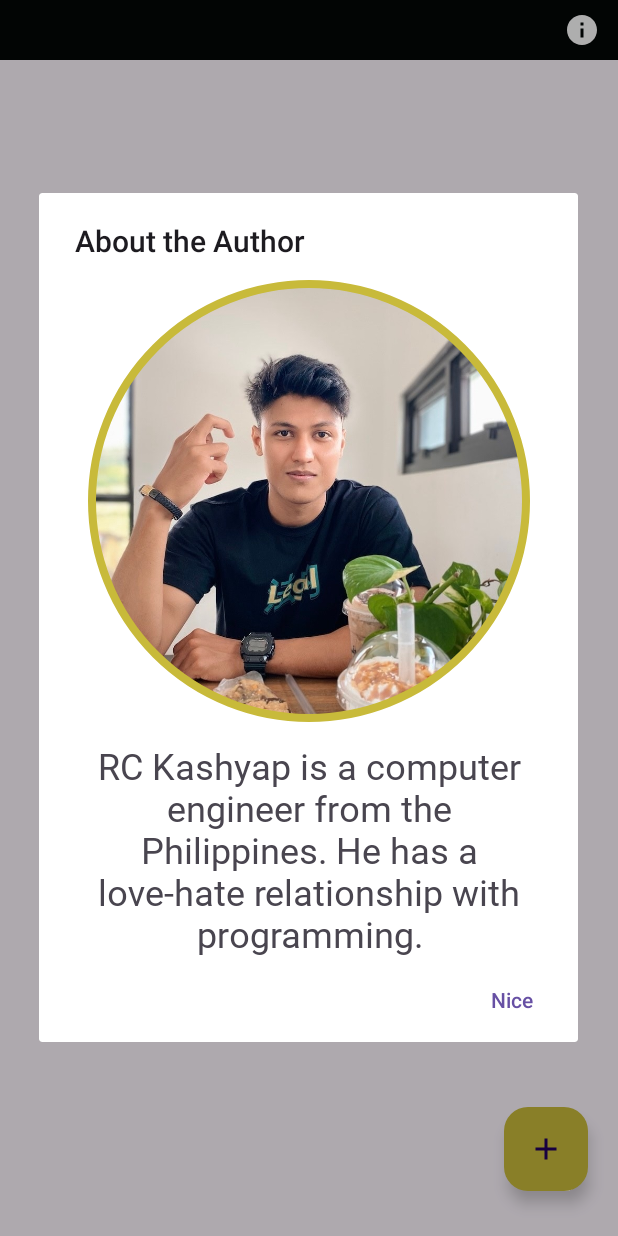
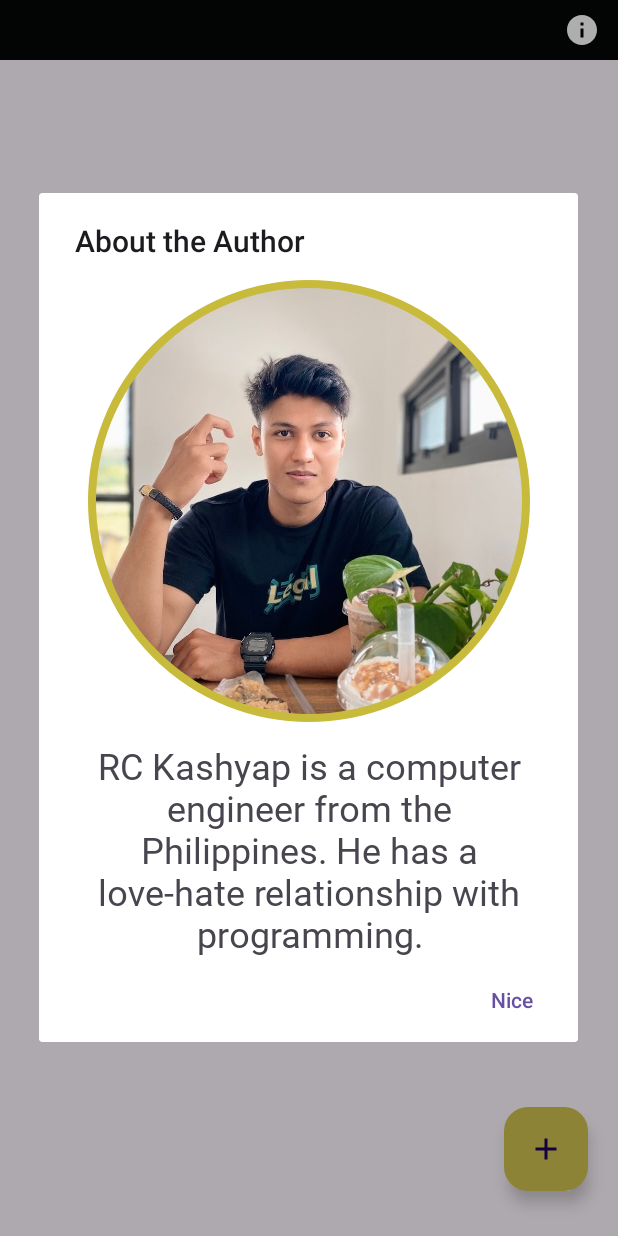
Before and after one commit to rckash/KeepersInventory, an Android app: the screen it shows after launch (MainActivity), after a tap on "About", on a phone screen of 412 x 824 dp. Run offline under Robolectric (Android 15) with nearby library versions, the light colour scheme and no system bars.

Commit message:
changed FAB color

```diff
--- a/app/src/main/res/drawable/baseline_add_24.xml
+++ b/app/src/main/res/drawable/baseline_add_24.xml
@@ -1,4 +1,4 @@
-<vector android:height="24dp" android:tint="#030706"
+<vector android:height="24dp" android:tint="@color/colorPrimary"
     android:viewportHeight="24" android:viewportWidth="24"
     android:width="24dp" xmlns:android="http://schemas.android.com/apk/res/android">
     <path android:fillColor="@android:color/white" android:pathData="M19,13h-6v6h-2v-6H5v-2h6V5h2v6h6v2z"/>
--- a/app/src/main/res/layout/activity_main.xml
+++ b/app/src/main/res/layout/activity_main.xml
@@ -51,7 +51,7 @@
             android:layout_marginRight="20dp"
             android:layout_marginBottom="30dp"
             android:contentDescription="Floating Action Button for adding items"
-            app:backgroundTint="#C8BA3A"
+            app:backgroundTint="#CDC051"
             app:srcCompat="@drawable/baseline_add_24" />
 
     </androidx.coordinatorlayout.widget.CoordinatorLayout>
```
Also changed, not shown: app/src/main/res/drawable-nodpi/_3_objectskeepersinventorylogo.png (deleted).
